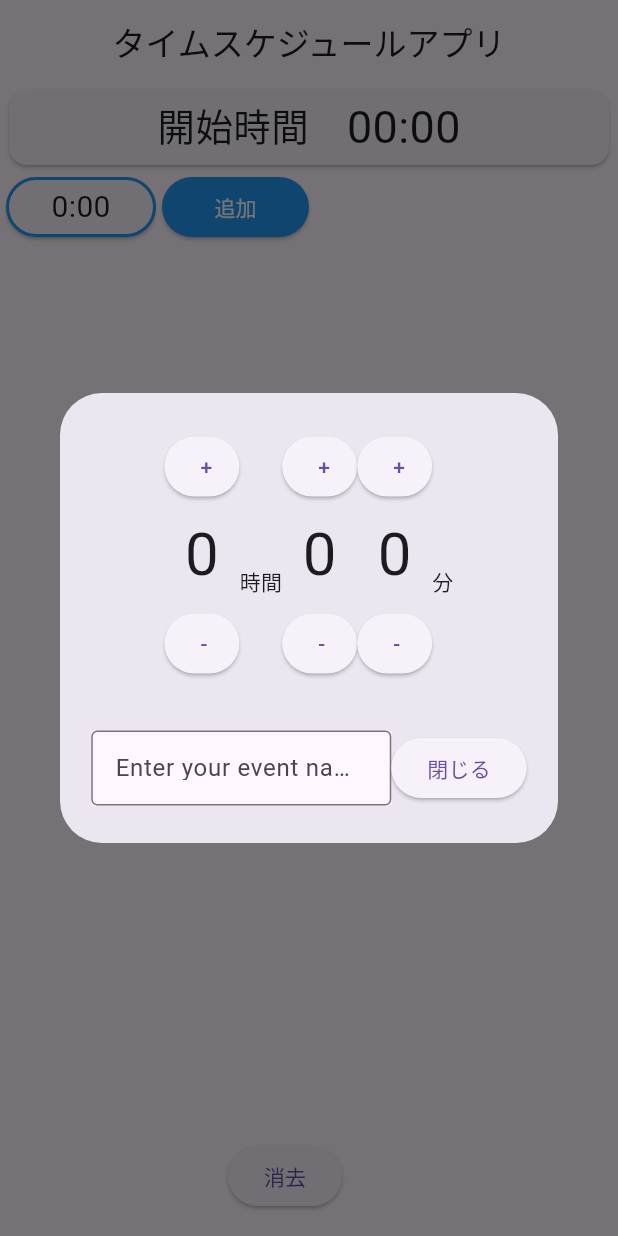
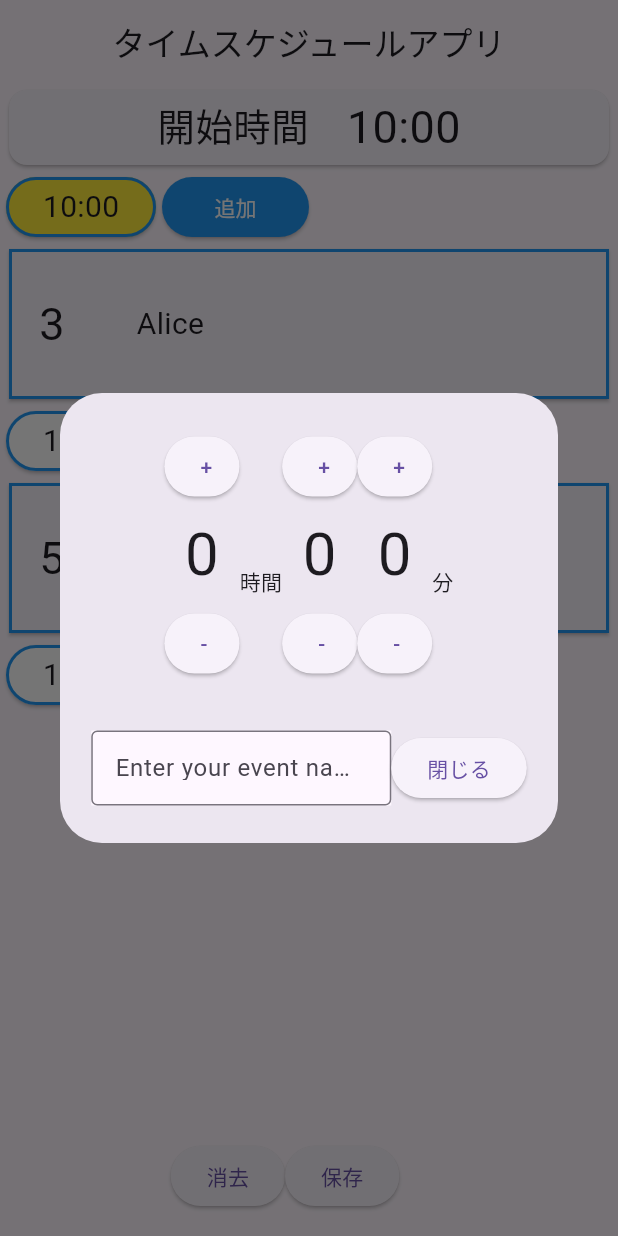
Before and after one commit to wtrinoue/time_schedule-git, a Flutter app: the screen it shows after launch, after a tap on "追加", on a phone screen of 412 x 824 dp. Run offline on Flutter 3.47's test engine with Material 3 defaults, Android fonts, the phone set to English and light mode, and no system bars; our stand-ins replace device_preview, sqflite; accounts and stored records are empty.

Commit message:
jsonとsqlによるデータの永久保存

```diff
--- a/lib/clock_panel.dart
+++ b/lib/clock.dart
@@ -6,7 +6,12 @@ class ClockPanel extends StatelessWidget {
   final Clock clock;
   @override
   Widget build(BuildContext context) {
+    Color clockColor = switch (clock.number) {
+      0 => Colors.yellow,
+      _ => Colors.white,
+    };
     return Card(
+      color: clockColor,
       shape: RoundedRectangleBorder(
         side: BorderSide(color: Colors.blue, width: 2),
         borderRadius: BorderRadius.circular(30),
--- a/lib/event_panel.dart
+++ b/lib/event.dart
@@ -11,18 +11,18 @@ class EventPanel extends StatelessWidget {
       shape: RoundedRectangleBorder(
         side: BorderSide(color: Colors.blue, width: 2),
       ),
-      child: Container(
+      child: SizedBox(
         height: 100,
         width: 400,
         child: Row(
           children: [
             SizedBox(width: 20),
-            Container(
+            SizedBox(
               width: 60,
               child: Text(style: TextStyle(fontSize: 30), "${event.times}"),
             ),
             SizedBox(width: 5),
-            Container(
+            SizedBox(
               width: 150,
               child: Text(style: TextStyle(fontSize: 20), event.name),
             ),
@@ -67,6 +67,18 @@ int sumOfEventTimesUntil(List<Event> events, int number) {
   return minutes;
 }
 
-void change(Event event) {
-  event.number = 0;
+List<Map<String, dynamic>> eventsListToJsonList(List<Event> events) {
+  List<Map<String, dynamic>> eventsJsonList = [];
+  for (Event event in events) {
+    eventsJsonList.add(event.toJson());
+  }
+  return eventsJsonList;
 }
+
+List<Event> jsonListToEventsList(List<dynamic> jsonList) {
+  List<Event> eventsList = [];
+  for (Map<String, dynamic> eventJson in jsonList) {
+    eventsList.add(Event.fromJson(eventJson));
+  }
+  return eventsList;
+}
--- a/lib/home_page.dart
+++ b/lib/home_page.dart
@@ -1,8 +1,14 @@
+import 'dart:convert';
+
 import "package:flutter/material.dart";
-import 'clock_panel.dart';
-import 'event_panel.dart';
+import 'package:time_schedule/schedule.dart';
+import 'package:sqflite/sqflite.dart';
+import 'clock.dart';
+import 'event.dart';
 import 'regist_dialog.dart';
 import 'start_time_panel.dart';
+import 'schedule.dart';
+import 'sql.dart';
 
 class HomePage extends StatefulWidget {
   const HomePage({super.key});
@@ -12,14 +18,50 @@ class HomePage extends StatefulWidget {
 }
 
 class _HomePageState extends State<HomePage> {
-  List<Event> events = [];
-  List<Clock> clocks = [];
-  Clock originClock = Clock(
-    number: 0,
-    startHour: 0,
-    startMinute: 0,
-    minutes: 0,
-  );
+  late Database db;
+  late ScheduleManager scheduleManager;
+  late List<Event> events;
+  late List<Clock> clocks;
+  late Clock originClock;
+
+  @override
+  void initState() {
+    super.initState();
+    // events = [];
+    // clocks = [];
+    // originClock = Clock(number: 0, startHour: 0, startMinute: 0, minutes: 0);
+    initSetUp();
+  }
+
+  Future<void> initSetUp() async {
+    db = await getDatabase();
+    final List<Map<String, dynamic>> result = await db.query(
+      "schedules",
+      where: "id = 1",
+    );
+    Map<String, dynamic> scheduleJson = jsonDecode(result[0]["content"]);
+    scheduleManager = ScheduleManager(scheduleJsonData: scheduleJson);
+    events = scheduleManager.eventsList;
+    clocks = [];
+    originClock = Clock(
+      number: 0,
+      startHour: scheduleManager.originHour,
+      startMinute: scheduleManager.originMinute,
+      minutes: 0,
+    );
+    setState(() {});
+  }
+
+  Future<void> changeDatabase() async {
+    scheduleManager.updateScheduleManager(
+      "a",
+      originClock.startHour,
+      originClock.startMinute,
+      events,
+    );
+    print(jsonEncode(scheduleManager.outputScheduleJson()));
+    updateDatabase(db, 1, jsonEncode(scheduleManager.outputScheduleJson()));
+  }
 
   List<Clock> returnNullClocks() {
     setState(() {});
@@ -55,7 +97,7 @@ class _HomePageState extends State<HomePage> {
     TimeOfDay? picked = await showTimePicker(
       context: context,
       builder: (context, child) {
-        return RegistOriginTimeDialog(originClock: originClock);
+        return RegistOriginTimeDialogNo1(originClock: originClock);
       },
       initialTime: TimeOfDay(
         hour: originClock.startHour,
@@ -84,7 +126,7 @@ class _HomePageState extends State<HomePage> {
       context: context,
       builder: (context) {
         return Center(
-          child: RegistEventDialog(
+          child: RegistEventDialogNo1(
             onChangedMinutes: (minutesList) {
               lastMinutes = minutesList;
             },
@@ -128,7 +170,7 @@ class _HomePageState extends State<HomePage> {
       context: context,
       builder: (context) {
         return Center(
-          child: RegistEventDialog(
+          child: RegistEventDialogNo1(
             onChangedMinutes: (minutesList) {
               lastMinutes = minutesList;
             },
@@ -163,7 +205,7 @@ class _HomePageState extends State<HomePage> {
         context: context,
         builder: (context) {
           return Center(
-            child: RegistClockDialog(
+            child: RegistClockDialogNo1(
               onChangedHour: (hour) {
                 lastHour = hour;
               },
@@ -318,6 +360,12 @@ class _HomePageState extends State<HomePage> {
             },
             child: Text("消去"),
           ),
+          ElevatedButton(
+            onPressed: () {
+              changeDatabase();
+            },
+            child: Text("保存"),
+          ),
         ],
       ),
     );
@@ -340,25 +388,29 @@ class _HomePageState extends State<HomePage> {
  */
 
 //以下の形式にする
-void a() {
-  final data = {
-    "schedules": [
+String a() {
+  Map<String, List<Map<String, dynamic>>> data = {
+    "schedulesJsonList": [
       {
         "scheduleName": "一日目",
-        "starttime": 19,
-        "events": [
+        "originHour": 19,
+        "originMinute": 10,
+        "eventsJsonList": [
           {"number": 1, "times": 3, "name": "Alice"},
           {"number": 2, "times": 5, "name": "Bob"},
         ],
       },
       {
         "scheduleName": "二日目",
-        "starttime": 19,
-        "events": [
+        "originHour": 19,
+        "originMinute": 10,
+        "eventsJsonList": [
           {"number": 1, "times": 3, "name": "Alice"},
           {"number": 2, "times": 5, "name": "Bob"},
         ],
       },
     ],
   };
+
+  return jsonEncode(data);
 }
--- a/lib/main.dart
+++ b/lib/main.dart
@@ -1,9 +1,15 @@
 import 'package:flutter/foundation.dart';
 import "package:flutter/material.dart";
 import 'package:device_preview/device_preview.dart';
+import 'package:time_schedule/schedule.dart';
 import 'home_page.dart';
+import 'sql.dart';
 
-void main() {
+void main() async {
+  WidgetsFlutterBinding.ensureInitialized();
+
+  // test();
+  // test2();
   const app = MaterialApp(useInheritedMediaQuery: true, home: MyApp());
   if (kIsWeb) {
     final devicePreview = DevicePreview(builder: (_) => app);
@@ -31,3 +37,8 @@ class MyApp extends StatelessWidget {
 ・BottomNvigationBarを利用して複数の予定を切り替えられるようにする。
 ・間に予定を入れられるようにする
  */
+
+/*
+今の課題
+sqfliteがうまく使えない
+ */
--- a/lib/regist_dialog.dart
+++ b/lib/regist_dialog.dart
@@ -1,12 +1,12 @@
 import 'package:flutter/material.dart';
-import 'event_panel.dart';
-import 'clock_panel.dart';
+import 'event.dart';
+import 'clock.dart';
 
-class RegistEventDialog extends StatefulWidget {
+class RegistEventDialogNo1 extends StatefulWidget {
   final ValueChanged<int> onChangedMinutes;
   final ValueChanged<String> onChangedName;
   final Event? event;
-  const RegistEventDialog({
+  const RegistEventDialogNo1({
     super.key,
     required this.onChangedMinutes,
     required this.onChangedName,
@@ -14,10 +14,10 @@ class RegistEventDialog extends StatefulWidget {
   });
 
   @override
-  State<RegistEventDialog> createState() => _RegistEventDialogState();
+  State<RegistEventDialogNo1> createState() => _RegistEventDialogNo1State();
 }
 
-class _RegistEventDialogState extends State<RegistEventDialog> {
+class _RegistEventDialogNo1State extends State<RegistEventDialogNo1> {
   List<int> minutesList = [0, 0, 0];
   List<int> firstMinutesList = [0, 0, 0];
   TextEditingController controller = TextEditingController();
@@ -103,13 +103,13 @@ class _RegistEventDialogState extends State<RegistEventDialog> {
   }
 }
 
-class RegistClockDialog extends StatefulWidget {
+class RegistClockDialogNo1 extends StatefulWidget {
   final ValueChanged<int> onChangedHour;
   final ValueChanged<int> onChangedMinute;
   final Clock beforeClock;
   final Clock clock;
 
-  const RegistClockDialog({
+  const RegistClockDialogNo1({
     super.key,
     required this.onChangedHour,
     required this.onChangedMinute,
@@ -118,10 +118,10 @@ class RegistClockDialog extends StatefulWidget {
   });
 
   @override
-  State<RegistClockDialog> createState() => _RegistClockDialogState();
+  State<RegistClockDialogNo1> createState() => _RegistClockDialogNo1State();
 }
 
-class _RegistClockDialogState extends State<RegistClockDialog> {
+class _RegistClockDialogNo1State extends State<RegistClockDialogNo1> {
   List<int> timeList = [];
   List<int> firstTimeList = [];
 
@@ -205,16 +205,17 @@ class _RegistClockDialogState extends State<RegistClockDialog> {
   }
 }
 
-class RegistOriginTimeDialog extends StatefulWidget {
+class RegistOriginTimeDialogNo1 extends StatefulWidget {
   final Clock originClock;
 
-  const RegistOriginTimeDialog({super.key, required this.originClock});
+  const RegistOriginTimeDialogNo1({super.key, required this.originClock});
 
   @override
-  State<RegistOriginTimeDialog> createState() => _RegistOriginTimeDialogState();
+  State<RegistOriginTimeDialogNo1> createState() =>
+      _RegistOriginTimeDialogNo1State();
 }
 
-class _RegistOriginTimeDialogState extends State<RegistOriginTimeDialog> {
+class _RegistOriginTimeDialogNo1State extends State<RegistOriginTimeDialogNo1> {
   @override
   Widget build(BuildContext context) {
     return TimePickerDialog(
--- /dev/null
+++ b/lib/schedule.dart
@@ -0,0 +1,60 @@
+import "dart:convert";
+import "event.dart";
+
+Map<String, dynamic> defaultData = {
+  "scheduleName": "デフォルト",
+  "originHour": 10,
+  "originMinute": 0,
+  "eventsJsonList": [
+    {"number": 1, "times": 3, "name": "Alice"},
+    {"number": 2, "times": 5, "name": "Bob"},
+  ],
+};
+
+class ScheduleManager {
+  final Map<String, dynamic> scheduleJsonData;
+  late String scheduleName;
+  late int originHour;
+  late int originMinute;
+  late List<Event> eventsList;
+  ScheduleManager({required this.scheduleJsonData}) {
+    scheduleName = scheduleJsonData["scheduleName"];
+    originHour = scheduleJsonData["originHour"];
+    originMinute = scheduleJsonData["originMinute"];
+    eventsList = jsonListToEventsList(scheduleJsonData["eventsJsonList"]);
+  }
+
+  void updateScheduleManager(
+    String oldScheduleName,
+    int oldOriginHour,
+    int oldOriginMinute,
+    List<Event> oldEventsList,
+  ) {
+    scheduleName = oldScheduleName;
+    originHour = oldOriginHour;
+    originMinute = oldOriginMinute;
+    eventsList = oldEventsList;
+  }
+
+  Map<String, dynamic> outputScheduleJson() {
+    Map<String, dynamic> json = {
+      "scheduleName": scheduleName,
+      "originHour": originHour,
+      "originMinute": originMinute,
+      "eventsJsonList": eventsListToJsonList(eventsList),
+    };
+
+    return json;
+  }
+}
+
+void test() {
+  String jsonString = jsonEncode(defaultData);
+  Map<String, dynamic> json = jsonDecode(jsonString);
+  ScheduleManager scheduleManager = ScheduleManager(scheduleJsonData: json);
+  print(scheduleManager.scheduleName);
+  print(scheduleManager.originHour.toString());
+  print(scheduleManager.originMinute.toString());
+  print(scheduleManager.eventsList.toString());
+  print(scheduleManager.outputScheduleJson());
+}
--- /dev/null
+++ b/lib/sql.dart
@@ -0,0 +1,60 @@
+import 'dart:convert';
+import 'package:sqflite/sqflite.dart';
+import "package:path/path.dart";
+
+Future<Database> getDatabase() async {
+  final databasePath = await getDatabasesPath();
+  final path = join(databasePath, "my_database.db");
+
+  Database database = await openDatabase(
+    path,
+    version: 1,
+    onCreate: (db, version) async {
+      await db.execute(
+        "CREATE TABLE schedules (id INTEGER PRIMARY KEY ,content TEXT NOT NULL)",
+      );
+
+      await db.insert("schedules", {
+        "id": 1,
+        "content": jsonEncode({
+          "scheduleName": "デフォルト",
+          "originHour": 10,
+          "originMinute": 0,
+          "eventsJsonList": [
+            {"number": 1, "times": 3, "name": "Alice"},
+            {"number": 2, "times": 5, "name": "Bob"},
+          ],
+        }),
+      });
+    },
+  );
+
+  return database;
+}
+
+void addDatabase(Database db, String content) {
+  db.insert("schedules", {"content": content});
+}
+
+void updateDatabase(Database db, int id, String content) {
+  db.update("schedules", {"content": content}, where: "id = $id");
+}
+
+void test2() async {
+  final databasePath = await getDatabasesPath();
+  final path = join(databasePath, "my_database.db");
+  deleteDatabase(path);
+  Database db = await getDatabase();
+  addDatabase(db, "abcdefg");
+  db.delete("schedules", where: "id = 2");
+  final List<Map<String, dynamic>> result = await db.query(
+    "schedules",
+    where: "id = 1",
+  );
+
+  print(result);
+}
+
+/*
+既存のデータベースにデータがある場合消さないといけない。
+ */
--- a/lib/start_time_panel.dart
+++ b/lib/start_time_panel.dart
@@ -1,5 +1,5 @@
 import 'package:flutter/material.dart';
-import "clock_panel.dart";
+import "clock.dart";
 
 class StartTimePanel extends StatefulWidget {
   final Clock allStartClock;
--- a/pubspec.yaml
+++ b/pubspec.yaml
@@ -35,6 +35,7 @@ dependencies:
   # Use with the CupertinoIcons class for iOS style icons.
   cupertino_icons: ^1.0.8
   device_preview:
+  sqflite:
 
 dev_dependencies:
   flutter_test:
```
Also changed, not shown: pubspec.lock, 1 other file.
